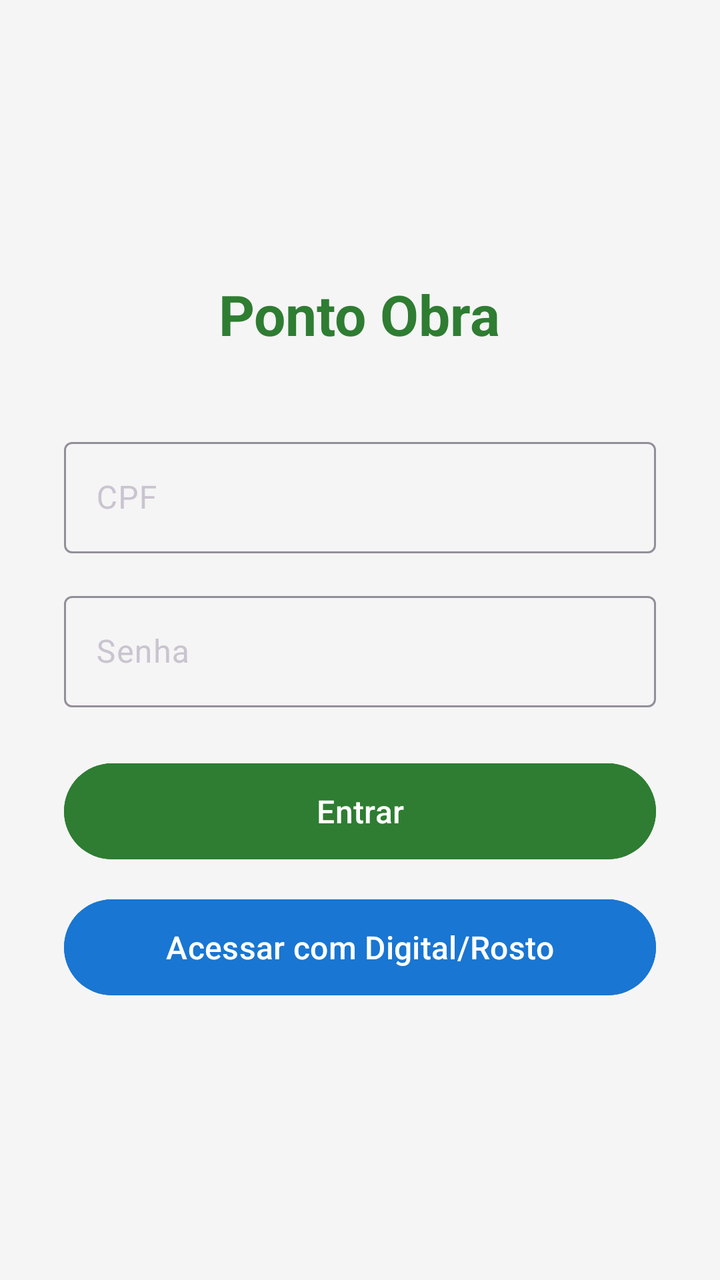
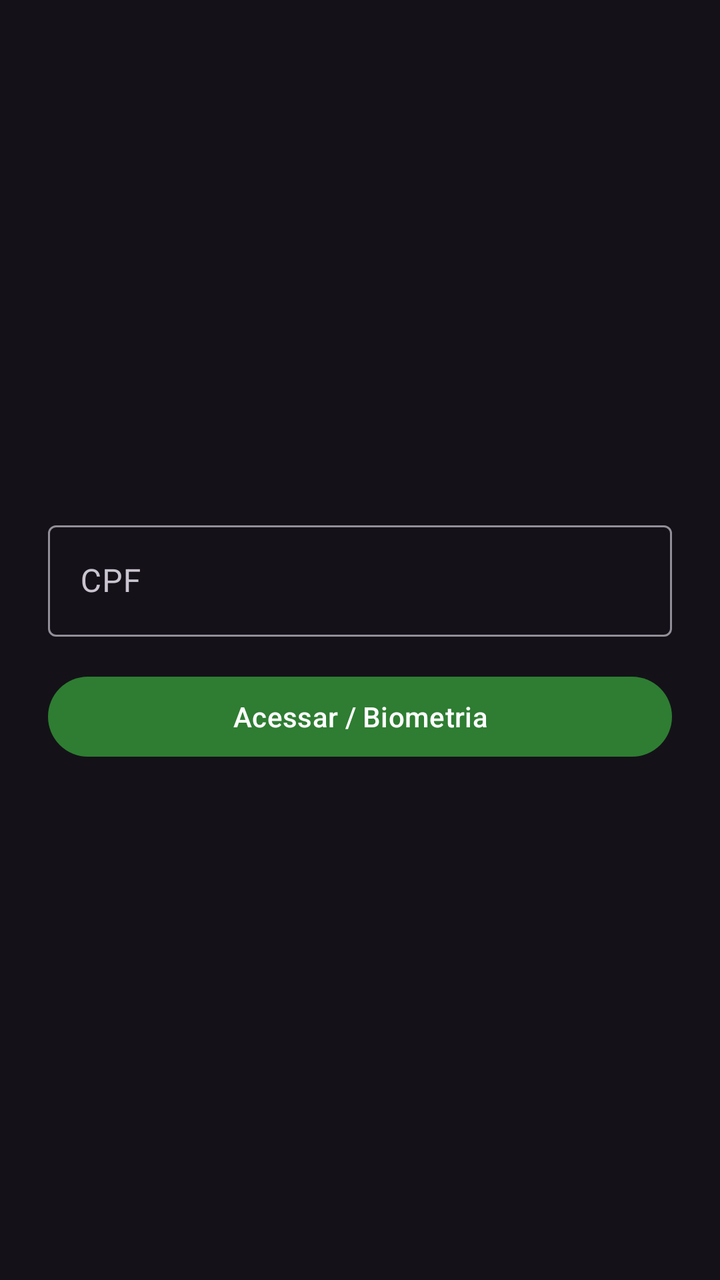

Before-and-after screenshots of an Android layout around one commit, followed by the original layout XML and the change that was made.
<!-- AndroidManifest.xml: application theme Theme.PontoObra -->
<!-- res/layout/activity_login.xml -->
<?xml version="1.0" encoding="utf-8"?>
<LinearLayout xmlns:android="http://schemas.android.com/apk/res/android"
    android:layout_width="match_parent"
    android:layout_height="match_parent"
    android:orientation="vertical"
    android:background="#F5F5F5"
    android:padding="32dp"
    android:gravity="center">

    <TextView
        android:id="@+id/txtEmpresa"
        android:layout_width="wrap_content"
        android:layout_height="wrap_content"
        android:text="Ponto Obra"
        android:textSize="28sp"
        android:textStyle="bold"
        android:textColor="#2E7D32"
        android:layout_marginBottom="40dp"/>

    <com.google.android.material.textfield.TextInputLayout
        android:layout_width="match_parent"
        android:layout_height="wrap_content"
        android:hint="CPF"
        android:layout_marginBottom="16dp">

        <com.google.android.material.textfield.TextInputEditText
            android:id="@+id/edtCpf"
            android:layout_width="match_parent"
            android:layout_height="wrap_content"
            android:inputType="number"
            android:maxLength="11"/>
    </com.google.android.material.textfield.TextInputLayout>

    <com.google.android.material.textfield.TextInputLayout
        android:layout_width="match_parent"
        android:layout_height="wrap_content"
        android:hint="Senha"
        android:layout_marginBottom="24dp">

        <com.google.android.material.textfield.TextInputEditText
            android:id="@+id/edtSenha"
            android:layout_width="match_parent"
            android:layout_height="wrap_content"
            android:inputType="textPassword"/>
    </com.google.android.material.textfield.TextInputLayout>

    <com.google.android.material.button.MaterialButton
        android:id="@+id/btnLogin"
        android:layout_width="match_parent"
        android:layout_height="56dp"
        android:text="Entrar"
        android:textSize="16sp"
        android:backgroundTint="#2E7D32"
        android:textColor="@android:color/white"
        android:layout_marginBottom="12dp"/>

    <com.google.android.material.button.MaterialButton
        android:id="@+id/btnBiometria"
        android:layout_width="match_parent"
        android:layout_height="56dp"
        android:text="Acessar com Digital/Rosto"
        android:textSize="16sp"
        android:backgroundTint="#1976D2"
        android:textColor="@android:color/white"/>

</LinearLayout>
<!-- resources referenced by this layout -->
<resources>
  <style name="Theme.PontoObra" parent="Theme.Material3.Dark.NoActionBar">
          <item name="colorPrimary">#2E7D32</item>
          <item name="colorOnPrimary">#FFFFFF</item>
          <item name="colorSecondary">#FF6F00</item>
      </style>
</resources>

<!-- the commit's change to res/layout/activity_login.xml (unified diff, before → after) -->
@@ -3,64 +3,23 @@
     android:layout_width="match_parent"
     android:layout_height="match_parent"
     android:orientation="vertical"
-    android:background="#F5F5F5"
-    android:padding="32dp"
+    android:padding="24dp"
     android:gravity="center">
-
-    <TextView
-        android:id="@+id/txtEmpresa"
-        android:layout_width="wrap_content"
-        android:layout_height="wrap_content"
-        android:text="Ponto Obra"
-        android:textSize="28sp"
-        android:textStyle="bold"
-        android:textColor="#2E7D32"
-        android:layout_marginBottom="40dp"/>
-
     <com.google.android.material.textfield.TextInputLayout
         android:layout_width="match_parent"
         android:layout_height="wrap_content"
-        android:hint="CPF"
-        android:layout_marginBottom="16dp">
-
+        android:hint="CPF">
         <com.google.android.material.textfield.TextInputEditText
-            android:id="@+id/edtCpf"
+            android:id="@+id/txtCpf"
             android:layout_width="match_parent"
             android:layout_height="wrap_content"
             android:inputType="number"
             android:maxLength="11"/>
     </com.google.android.material.textfield.TextInputLayout>
-
-    <com.google.android.material.textfield.TextInputLayout
+    <com.google.android.material.button.MaterialButton
+        android:id="@+id/btnEntrar"
         android:layout_width="match_parent"
         android:layout_height="wrap_content"
-        android:hint="Senha"
-        android:layout_marginBottom="24dp">
-
-        <com.google.android.material.textfield.TextInputEditText
-            android:id="@+id/edtSenha"
-            android:layout_width="match_parent"
-            android:layout_height="wrap_content"
-            android:inputType="textPassword"/>
-    </com.google.android.material.textfield.TextInputLayout>
-
-    <com.google.android.material.button.MaterialButton
-        android:id="@+id/btnLogin"
-        android:layout_width="match_parent"
-        android:layout_height="56dp"
-        android:text="Entrar"
-        android:textSize="16sp"
-        android:backgroundTint="#2E7D32"
-        android:textColor="@android:color/white"
-        android:layout_marginBottom="12dp"/>
-
-    <com.google.android.material.button.MaterialButton
-        android:id="@+id/btnBiometria"
-        android:layout_width="match_parent"
-        android:layout_height="56dp"
-        android:text="Acessar com Digital/Rosto"
-        android:textSize="16sp"
-        android:backgroundTint="#1976D2"
-        android:textColor="@android:color/white"/>
-
+        android:layout_marginTop="16dp"
+        android:text="Acessar / Biometria"/>
 </LinearLayout>
